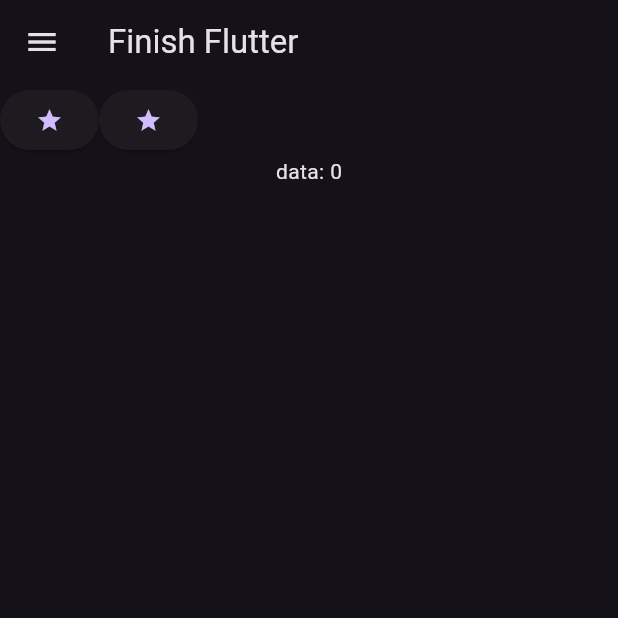
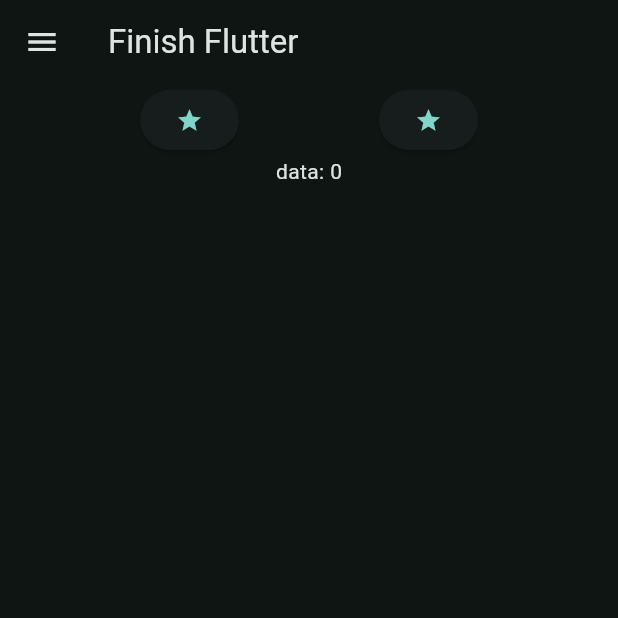
Before and after one commit to MNJTdhr/finish_flutter, a Flutter app: the screen it shows after launch, on a phone screen of 412 x 824 dp, the top half of it. Run offline on Flutter 3.47's test engine with Material 3 defaults, Android fonts, the light colour scheme and no system bars.

Commit message:
added theme

```diff
--- a/lib/main.dart
+++ b/lib/main.dart
@@ -11,8 +11,17 @@ class MyApp extends StatelessWidget {
   @override
   Widget build(BuildContext context) {
     return MaterialApp(
-      theme: ThemeData.dark(),
-      home: Screen1(),
+      theme: ThemeData(
+        colorSchemeSeed: Colors.teal,
+        brightness: Brightness.dark,
+      ),
+      home: Scaffold(
+        appBar: AppBar(
+          title: Text("Finish Flutter"),
+          leading: Icon(Icons.menu),
+        ),
+        body: Center(child: Screen1()),
+      ),
     );
   }
 }
--- a/lib/screens/screen1.dart
+++ b/lib/screens/screen1.dart
@@ -25,10 +25,6 @@ class _Screen1State extends State<Screen1> {
   @override
   Widget build(BuildContext context) {
     return Scaffold(
-      appBar: AppBar(
-        title: Text("Finish Flutter"),
-        leading: Icon(Icons.menu),
-      ),
       body: Stack(
         children: [
           // Image.asset(
@@ -37,7 +33,7 @@ class _Screen1State extends State<Screen1> {
           //   height: double.infinity,
           // ),
           Wrap(
-            alignment: WrapAlignment.start,
+            alignment: WrapAlignment.spaceEvenly,
             children: [
               ElevatedButton(
                 onPressed: () {
```
